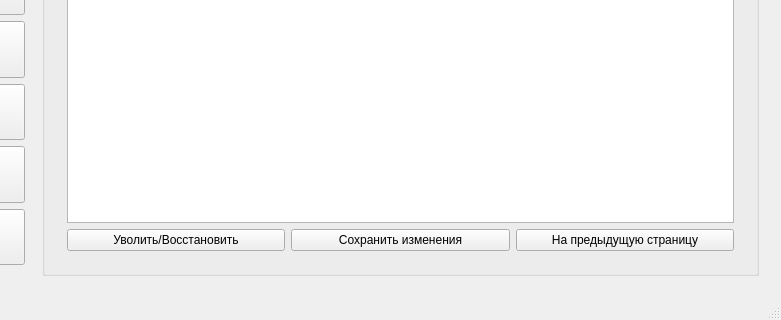
Qt form salary/salary.ui (a-mihaylov/salary) before a commit; both pictures show x 203 to 984 and y 247 to 567 of the 984 by 567 pixel window.
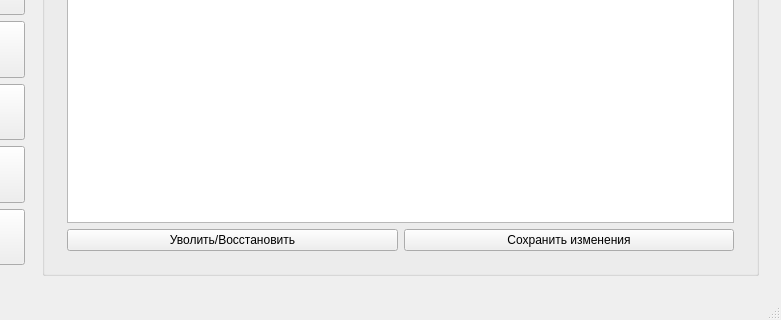
The same form after that commit. The open tabs and pages were chosen to show the change. Custom widgets are drawn as their Qt base class.

Commit message: Добавлено возвращение на предыдущую страницу по backspace и реагирование основных действий по enter

The edit to the form file:
```diff
--- a/salary/salary.ui
+++ b/salary/salary.ui
@@ -632,13 +632,6 @@
                    </property>
                   </widget>
                  </item>
-                 <item>
-                  <widget class="QPushButton" name="worker_page_return">
-                   <property name="text">
-                    <string>На предыдущую страницу</string>
-                   </property>
-                  </widget>
-                 </item>
                 </layout>
                </item>
               </layout>
```
Left out of the diff: 5 changed lines with no effect on the pictures. The commit also changes 2 other files.
